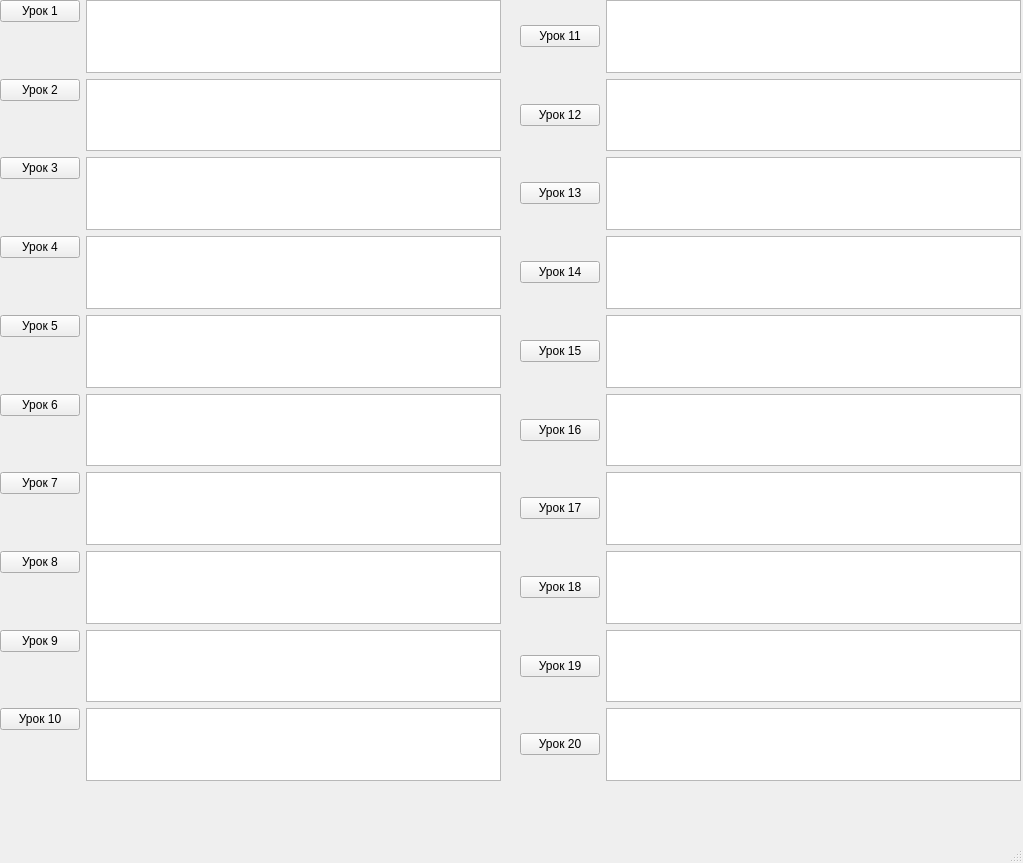
Before: the Qt Designer form ui/Test.ui in saHyok/School_Project, drawn with Qt 5.
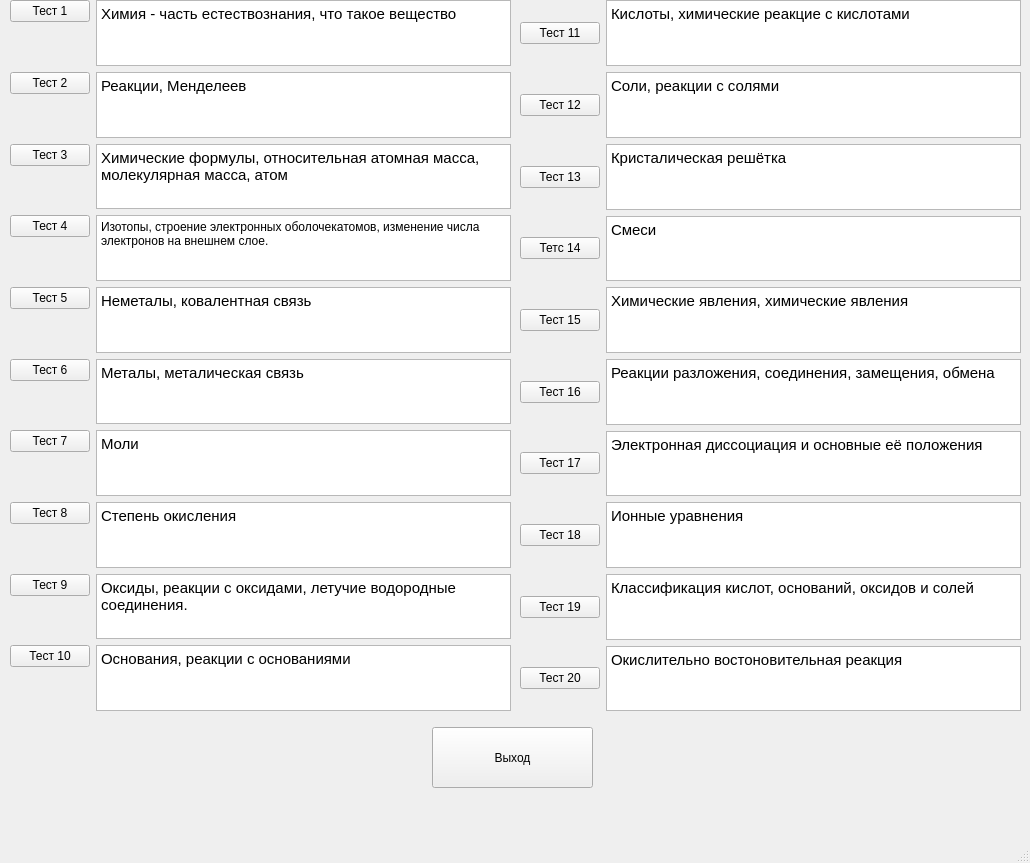
After: the same form once the commit is applied.

What changed in the file:
```diff
--- a/ui/Test.ui
+++ b/ui/Test.ui
@@ -6,7 +6,7 @@
    <rect>
     <x>0</x>
     <y>0</y>
-    <width>1023</width>
+    <width>1030</width>
     <height>863</height>
    </rect>
   </property>
@@ -14,237 +14,410 @@
    <string>MainWindow</string>
   </property>
   <widget class="QWidget" name="centralwidget">
-   <widget class="QWidget" name="">
+   <widget class="QWidget" name="layoutWidget">
     <property name="geometry">
      <rect>
-      <x>0</x>
+      <x>10</x>
       <y>0</y>
       <width>501</width>
-      <height>781</height>
+      <height>711</height>
      </rect>
     </property>
     <layout class="QFormLayout" name="formLayout">
      <item row="0" column="0">
       <widget class="QPushButton" name="pushButton_1">
        <property name="text">
-        <string>Урок 1</string>
+        <string>Тест 1</string>
        </property>
       </widget>
      </item>
      <item row="0" column="1">
-      <widget class="QTextEdit" name="textEdit_6"/>
+      <widget class="QTextBrowser" name="textBrowser">
+       <property name="html">
+        <string>&lt;!DOCTYPE HTML PUBLIC &quot;-//W3C//DTD HTML 4.0//EN&quot; &quot;http://www.w3.org/TR/REC-html40/strict.dtd&quot;&gt;
+&lt;html&gt;&lt;head&gt;&lt;meta name=&quot;qrichtext&quot; content=&quot;1&quot; /&gt;&lt;style type=&quot;text/css&quot;&gt;
+p, li { white-space: pre-wrap; }
+&lt;/style&gt;&lt;/head&gt;&lt;body style=&quot; font-family:'MS Shell Dlg 2'; font-size:7.8pt; font-weight:400; font-style:normal;&quot;&gt;
+&lt;p style=&quot; margin-top:0px; margin-bottom:0px; margin-left:0px; margin-right:0px; -qt-block-indent:0; text-indent:0px;&quot;&gt;&lt;span style=&quot; font-size:11pt;&quot;&gt;Химия - часть естествознания, что такое вещество&lt;/span&gt;&lt;/p&gt;&lt;/body&gt;&lt;/html&gt;</string>
+       </property>
+      </widget>
      </item>
      <item row="1" column="0">
       <widget class="QPushButton" name="pushButton_2">
        <property name="text">
-        <string>Урок 2</string>
+        <string>Тест 2</string>
        </property>
       </widget>
      </item>
      <item row="1" column="1">
-      <widget class="QTextEdit" name="textEdit_2"/>
+      <widget class="QTextBrowser" name="textBrowser_4">
+       <property name="html">
+        <string>&lt;!DOCTYPE HTML PUBLIC &quot;-//W3C//DTD HTML 4.0//EN&quot; &quot;http://www.w3.org/TR/REC-html40/strict.dtd&quot;&gt;
+&lt;html&gt;&lt;head&gt;&lt;meta name=&quot;qrichtext&quot; content=&quot;1&quot; /&gt;&lt;style type=&quot;text/css&quot;&gt;
+p, li { white-space: pre-wrap; }
+&lt;/style&gt;&lt;/head&gt;&lt;body style=&quot; font-family:'MS Shell Dlg 2'; font-size:7.8pt; font-weight:400; font-style:normal;&quot;&gt;
+&lt;p style=&quot; margin-top:0px; margin-bottom:0px; margin-left:0px; margin-right:0px; -qt-block-indent:0; text-indent:0px;&quot;&gt;&lt;span style=&quot; font-size:11pt;&quot;&gt;Реакции, Менделеев&lt;/span&gt;&lt;/p&gt;&lt;/body&gt;&lt;/html&gt;</string>
+       </property>
+      </widget>
      </item>
      <item row="2" column="0">
       <widget class="QPushButton" name="pushButton_3">
        <property name="text">
-        <string>Урок 3</string>
+        <string>Тест 3</string>
        </property>
       </widget>
      </item>
      <item row="2" column="1">
-      <widget class="QTextEdit" name="textEdit_11"/>
+      <widget class="QTextBrowser" name="textBrowser_5">
+       <property name="html">
+        <string>&lt;!DOCTYPE HTML PUBLIC &quot;-//W3C//DTD HTML 4.0//EN&quot; &quot;http://www.w3.org/TR/REC-html40/strict.dtd&quot;&gt;
+&lt;html&gt;&lt;head&gt;&lt;meta name=&quot;qrichtext&quot; content=&quot;1&quot; /&gt;&lt;style type=&quot;text/css&quot;&gt;
+p, li { white-space: pre-wrap; }
+&lt;/style&gt;&lt;/head&gt;&lt;body style=&quot; font-family:'MS Shell Dlg 2'; font-size:7.8pt; font-weight:400; font-style:normal;&quot;&gt;
+&lt;p style=&quot; margin-top:0px; margin-bottom:0px; margin-left:0px; margin-right:0px; -qt-block-indent:0; text-indent:0px;&quot;&gt;&lt;span style=&quot; font-size:11pt;&quot;&gt;Химические формулы, относительная атомная масса, молекулярная масса, атом&lt;/span&gt;&lt;/p&gt;&lt;/body&gt;&lt;/html&gt;</string>
+       </property>
+      </widget>
      </item>
      <item row="3" column="0">
       <widget class="QPushButton" name="pushButton_4">
        <property name="text">
-        <string>Урок 4</string>
+        <string>Тест 4</string>
        </property>
       </widget>
      </item>
      <item row="3" column="1">
-      <widget class="QTextEdit" name="textEdit"/>
+      <widget class="QTextBrowser" name="textBrowser_6">
+       <property name="html">
+        <string>&lt;!DOCTYPE HTML PUBLIC &quot;-//W3C//DTD HTML 4.0//EN&quot; &quot;http://www.w3.org/TR/REC-html40/strict.dtd&quot;&gt;
+&lt;html&gt;&lt;head&gt;&lt;meta name=&quot;qrichtext&quot; content=&quot;1&quot; /&gt;&lt;style type=&quot;text/css&quot;&gt;
+p, li { white-space: pre-wrap; }
+&lt;/style&gt;&lt;/head&gt;&lt;body style=&quot; font-family:'MS Shell Dlg 2'; font-size:7.8pt; font-weight:400; font-style:normal;&quot;&gt;
+&lt;p style=&quot; margin-top:0px; margin-bottom:0px; margin-left:0px; margin-right:0px; -qt-block-indent:0; text-indent:0px;&quot;&gt;&lt;span style=&quot; font-size:9pt;&quot;&gt;Изотопы, строение электронных оболочекатомов, изменение числа электронов на внешнем слое.&lt;/span&gt;&lt;/p&gt;&lt;/body&gt;&lt;/html&gt;</string>
+       </property>
+      </widget>
      </item>
      <item row="4" column="0">
       <widget class="QPushButton" name="pushButton_5">
        <property name="text">
-        <string>Урок 5</string>
+        <string>Тест 5</string>
        </property>
       </widget>
      </item>
      <item row="4" column="1">
-      <widget class="QTextEdit" name="textEdit_7"/>
+      <widget class="QTextBrowser" name="textBrowser_7">
+       <property name="html">
+        <string>&lt;!DOCTYPE HTML PUBLIC &quot;-//W3C//DTD HTML 4.0//EN&quot; &quot;http://www.w3.org/TR/REC-html40/strict.dtd&quot;&gt;
+&lt;html&gt;&lt;head&gt;&lt;meta name=&quot;qrichtext&quot; content=&quot;1&quot; /&gt;&lt;style type=&quot;text/css&quot;&gt;
+p, li { white-space: pre-wrap; }
+&lt;/style&gt;&lt;/head&gt;&lt;body style=&quot; font-family:'MS Shell Dlg 2'; font-size:7.8pt; font-weight:400; font-style:normal;&quot;&gt;
+&lt;p style=&quot; margin-top:0px; margin-bottom:0px; margin-left:0px; margin-right:0px; -qt-block-indent:0; text-indent:0px;&quot;&gt;&lt;span style=&quot; font-size:11pt;&quot;&gt;Неметалы, ковалентная связь&lt;/span&gt;&lt;/p&gt;&lt;/body&gt;&lt;/html&gt;</string>
+       </property>
+      </widget>
      </item>
      <item row="5" column="0">
       <widget class="QPushButton" name="pushButton_6">
        <property name="text">
-        <string>Урок 6</string>
+        <string>Тест 6</string>
        </property>
       </widget>
      </item>
      <item row="5" column="1">
-      <widget class="QTextEdit" name="textEdit_10"/>
+      <widget class="QTextBrowser" name="textBrowser_8">
+       <property name="html">
+        <string>&lt;!DOCTYPE HTML PUBLIC &quot;-//W3C//DTD HTML 4.0//EN&quot; &quot;http://www.w3.org/TR/REC-html40/strict.dtd&quot;&gt;
+&lt;html&gt;&lt;head&gt;&lt;meta name=&quot;qrichtext&quot; content=&quot;1&quot; /&gt;&lt;style type=&quot;text/css&quot;&gt;
+p, li { white-space: pre-wrap; }
+&lt;/style&gt;&lt;/head&gt;&lt;body style=&quot; font-family:'MS Shell Dlg 2'; font-size:7.8pt; font-weight:400; font-style:normal;&quot;&gt;
+&lt;p style=&quot; margin-top:0px; margin-bottom:0px; margin-left:0px; margin-right:0px; -qt-block-indent:0; text-indent:0px;&quot;&gt;&lt;span style=&quot; font-size:11pt;&quot;&gt;Металы, металическая связь&lt;/span&gt;&lt;/p&gt;&lt;/body&gt;&lt;/html&gt;</string>
+       </property>
+      </widget>
      </item>
      <item row="6" column="0">
       <widget class="QPushButton" name="pushButton_7">
        <property name="text">
-        <string>Урок 7</string>
+        <string>Тест 7</string>
        </property>
       </widget>
      </item>
      <item row="6" column="1">
-      <widget class="QTextEdit" name="textEdit_5"/>
+      <widget class="QTextBrowser" name="textBrowser_9">
+       <property name="html">
+        <string>&lt;!DOCTYPE HTML PUBLIC &quot;-//W3C//DTD HTML 4.0//EN&quot; &quot;http://www.w3.org/TR/REC-html40/strict.dtd&quot;&gt;
+&lt;html&gt;&lt;head&gt;&lt;meta name=&quot;qrichtext&quot; content=&quot;1&quot; /&gt;&lt;style type=&quot;text/css&quot;&gt;
+p, li { white-space: pre-wrap; }
+&lt;/style&gt;&lt;/head&gt;&lt;body style=&quot; font-family:'MS Shell Dlg 2'; font-size:7.8pt; font-weight:400; font-style:normal;&quot;&gt;
+&lt;p style=&quot; margin-top:0px; margin-bottom:0px; margin-left:0px; margin-right:0px; -qt-block-indent:0; text-indent:0px;&quot;&gt;&lt;span style=&quot; font-size:11pt;&quot;&gt;Моли&lt;/span&gt;&lt;/p&gt;&lt;/body&gt;&lt;/html&gt;</string>
+       </property>
+      </widget>
      </item>
      <item row="7" column="0">
       <widget class="QPushButton" name="pushButton_8">
        <property name="text">
-        <string>Урок 8</string>
+        <string>Тест 8</string>
        </property>
       </widget>
      </item>
      <item row="7" column="1">
-      <widget class="QTextEdit" name="textEdit_3"/>
+      <widget class="QTextBrowser" name="textBrowser_10">
+       <property name="html">
+        <string>&lt;!DOCTYPE HTML PUBLIC &quot;-//W3C//DTD HTML 4.0//EN&quot; &quot;http://www.w3.org/TR/REC-html40/strict.dtd&quot;&gt;
+&lt;html&gt;&lt;head&gt;&lt;meta name=&quot;qrichtext&quot; content=&quot;1&quot; /&gt;&lt;style type=&quot;text/css&quot;&gt;
+p, li { white-space: pre-wrap; }
+&lt;/style&gt;&lt;/head&gt;&lt;body style=&quot; font-family:'MS Shell Dlg 2'; font-size:7.8pt; font-weight:400; font-style:normal;&quot;&gt;
+&lt;p style=&quot; margin-top:0px; margin-bottom:0px; margin-left:0px; margin-right:0px; -qt-block-indent:0; text-indent:0px;&quot;&gt;&lt;span style=&quot; font-size:11pt;&quot;&gt;Степень окисления&lt;/span&gt;&lt;/p&gt;&lt;/body&gt;&lt;/html&gt;</string>
+       </property>
+      </widget>
+     </item>
+     <item row="8" column="1">
+      <widget class="QTextBrowser" name="textBrowser_11">
+       <property name="html">
+        <string>&lt;!DOCTYPE HTML PUBLIC &quot;-//W3C//DTD HTML 4.0//EN&quot; &quot;http://www.w3.org/TR/REC-html40/strict.dtd&quot;&gt;
+&lt;html&gt;&lt;head&gt;&lt;meta name=&quot;qrichtext&quot; content=&quot;1&quot; /&gt;&lt;style type=&quot;text/css&quot;&gt;
+p, li { white-space: pre-wrap; }
+&lt;/style&gt;&lt;/head&gt;&lt;body style=&quot; font-family:'MS Shell Dlg 2'; font-size:7.8pt; font-weight:400; font-style:normal;&quot;&gt;
+&lt;p style=&quot; margin-top:0px; margin-bottom:0px; margin-left:0px; margin-right:0px; -qt-block-indent:0; text-indent:0px;&quot;&gt;&lt;span style=&quot; font-size:11pt;&quot;&gt;Оксиды, реакции с оксидами, летучие водородные соединения.&lt;/span&gt;&lt;/p&gt;&lt;/body&gt;&lt;/html&gt;</string>
+       </property>
+      </widget>
      </item>
      <item row="9" column="0">
       <widget class="QPushButton" name="pushButton_10">
        <property name="text">
-        <string>Урок 10</string>
+        <string>Тест 10</string>
        </property>
       </widget>
      </item>
      <item row="9" column="1">
-      <widget class="QTextEdit" name="textEdit_4"/>
+      <widget class="QTextBrowser" name="textBrowser_12">
+       <property name="html">
+        <string>&lt;!DOCTYPE HTML PUBLIC &quot;-//W3C//DTD HTML 4.0//EN&quot; &quot;http://www.w3.org/TR/REC-html40/strict.dtd&quot;&gt;
+&lt;html&gt;&lt;head&gt;&lt;meta name=&quot;qrichtext&quot; content=&quot;1&quot; /&gt;&lt;style type=&quot;text/css&quot;&gt;
+p, li { white-space: pre-wrap; }
+&lt;/style&gt;&lt;/head&gt;&lt;body style=&quot; font-family:'MS Shell Dlg 2'; font-size:7.8pt; font-weight:400; font-style:normal;&quot;&gt;
+&lt;p style=&quot; margin-top:0px; margin-bottom:0px; margin-left:0px; margin-right:0px; -qt-block-indent:0; text-indent:0px;&quot;&gt;&lt;span style=&quot; font-size:11pt;&quot;&gt;Основания, реакции с основаниями&lt;/span&gt;&lt;/p&gt;&lt;/body&gt;&lt;/html&gt;</string>
+       </property>
+      </widget>
      </item>
      <item row="8" column="0">
       <widget class="QPushButton" name="pushButton_9">
        <property name="text">
-        <string>Урок 9</string>
+        <string>Тест 9</string>
        </property>
       </widget>
      </item>
-     <item row="8" column="1">
-      <widget class="QTextBrowser" name="textBrowser"/>
-     </item>
     </layout>
    </widget>
-   <widget class="QWidget" name="">
+   <widget class="QWidget" name="layoutWidget">
     <property name="geometry">
      <rect>
       <x>520</x>
       <y>0</y>
       <width>501</width>
-      <height>781</height>
+      <height>711</height>
      </rect>
     </property>
     <layout class="QGridLayout" name="gridLayout">
-     <item row="4" column="1">
-      <widget class="QTextEdit" name="textEdit_16"/>
-     </item>
-     <item row="0" column="1">
-      <widget class="QTextEdit" name="textEdit_15"/>
-     </item>
-     <item row="2" column="1">
-      <widget class="QTextEdit" name="textEdit_8"/>
-     </item>
-     <item row="3" column="1">
-      <widget class="QTextEdit" name="textEdit_12"/>
-     </item>
-     <item row="1" column="1">
-      <widget class="QTextEdit" name="textEdit_9"/>
-     </item>
-     <item row="5" column="1">
-      <widget class="QTextEdit" name="textEdit_14"/>
-     </item>
-     <item row="6" column="1">
-      <widget class="QTextEdit" name="textEdit_13"/>
-     </item>
-     <item row="7" column="1">
-      <widget class="QTextEdit" name="textEdit_17"/>
-     </item>
      <item row="8" column="0">
       <widget class="QPushButton" name="pushButton_19">
        <property name="text">
-        <string>Урок 19</string>
+        <string>Тест 19</string>
        </property>
       </widget>
      </item>
      <item row="3" column="0">
       <widget class="QPushButton" name="pushButton_14">
        <property name="text">
-        <string>Урок 14</string>
-       </property>
-      </widget>
-     </item>
-     <item row="0" column="0">
-      <widget class="QPushButton" name="pushButton_11">
-       <property name="text">
-        <string>Урок 11</string>
+        <string>Тетс 14</string>
        </property>
       </widget>
      </item>
      <item row="4" column="0">
       <widget class="QPushButton" name="pushButton_15">
        <property name="text">
-        <string>Урок 15</string>
+        <string>Тест 15</string>
        </property>
       </widget>
      </item>
-     <item row="5" column="0">
-      <widget class="QPushButton" name="pushButton_16">
+     <item row="0" column="0">
+      <widget class="QPushButton" name="pushButton_11">
        <property name="text">
-        <string>Урок 16</string>
+        <string>Тест 11</string>
+       </property>
+      </widget>
+     </item>
+     <item row="6" column="0">
+      <widget class="QPushButton" name="pushButton_17">
+       <property name="text">
+        <string>Тест 17</string>
        </property>
       </widget>
      </item>
      <item row="2" column="0">
       <widget class="QPushButton" name="pushButton_13">
        <property name="text">
-        <string>Урок 13</string>
+        <string>Тест 13</string>
        </property>
       </widget>
      </item>
      <item row="1" column="0">
       <widget class="QPushButton" name="pushButton_12">
        <property name="text">
-        <string>Урок 12</string>
+        <string>Тест 12</string>
        </property>
       </widget>
      </item>
      <item row="7" column="0">
       <widget class="QPushButton" name="pushButton_18">
        <property name="text">
-        <string>Урок 18</string>
+        <string>Тест 18</string>
        </property>
       </widget>
      </item>
-     <item row="6" column="0">
-      <widget class="QPushButton" name="pushButton_17">
+     <item row="5" column="0">
+      <widget class="QPushButton" name="pushButton_16">
        <property name="text">
-        <string>Урок 17</string>
+        <string>Тест 16</string>
        </property>
       </widget>
      </item>
      <item row="9" column="0">
       <widget class="QPushButton" name="pushButton_20">
        <property name="text">
-        <string>Урок 20</string>
+        <string>Тест 20</string>
+       </property>
+      </widget>
+     </item>
+     <item row="1" column="1">
+      <widget class="QTextBrowser" name="textBrowser_2">
+       <property name="html">
+        <string>&lt;!DOCTYPE HTML PUBLIC &quot;-//W3C//DTD HTML 4.0//EN&quot; &quot;http://www.w3.org/TR/REC-html40/strict.dtd&quot;&gt;
+&lt;html&gt;&lt;head&gt;&lt;meta name=&quot;qrichtext&quot; content=&quot;1&quot; /&gt;&lt;style type=&quot;text/css&quot;&gt;
+p, li { white-space: pre-wrap; }
+&lt;/style&gt;&lt;/head&gt;&lt;body style=&quot; font-family:'MS Shell Dlg 2'; font-size:7.8pt; font-weight:400; font-style:normal;&quot;&gt;
+&lt;p style=&quot; margin-top:0px; margin-bottom:0px; margin-left:0px; margin-right:0px; -qt-block-indent:0; text-indent:0px;&quot;&gt;&lt;span style=&quot; font-size:11pt;&quot;&gt;Соли, реакции с солями&lt;/span&gt;&lt;/p&gt;&lt;/body&gt;&lt;/html&gt;</string>
+       </property>
+      </widget>
+     </item>
+     <item row="0" column="1">
+      <widget class="QTextBrowser" name="textBrowser_3">
+       <property name="html">
+        <string>&lt;!DOCTYPE HTML PUBLIC &quot;-//W3C//DTD HTML 4.0//EN&quot; &quot;http://www.w3.org/TR/REC-html40/strict.dtd&quot;&gt;
+&lt;html&gt;&lt;head&gt;&lt;meta name=&quot;qrichtext&quot; content=&quot;1&quot; /&gt;&lt;style type=&quot;text/css&quot;&gt;
+p, li { white-space: pre-wrap; }
+&lt;/style&gt;&lt;/head&gt;&lt;body style=&quot; font-family:'MS Shell Dlg 2'; font-size:7.8pt; font-weight:400; font-style:normal;&quot;&gt;
+&lt;p style=&quot; margin-top:0px; margin-bottom:0px; margin-left:0px; margin-right:0px; -qt-block-indent:0; text-indent:0px;&quot;&gt;&lt;span style=&quot; font-size:11pt;&quot;&gt;Кислоты, химические реакцие с кислотами&lt;/span&gt;&lt;/p&gt;&lt;/body&gt;&lt;/html&gt;</string>
+       </property>
+      </widget>
+     </item>
+     <item row="2" column="1">
+      <widget class="QTextBrowser" name="textBrowser_13">
+       <property name="html">
+        <string>&lt;!DOCTYPE HTML PUBLIC &quot;-//W3C//DTD HTML 4.0//EN&quot; &quot;http://www.w3.org/TR/REC-html40/strict.dtd&quot;&gt;
+&lt;html&gt;&lt;head&gt;&lt;meta name=&quot;qrichtext&quot; content=&quot;1&quot; /&gt;&lt;style type=&quot;text/css&quot;&gt;
+p, li { white-space: pre-wrap; }
+&lt;/style&gt;&lt;/head&gt;&lt;body style=&quot; font-family:'MS Shell Dlg 2'; font-size:7.8pt; font-weight:400; font-style:normal;&quot;&gt;
+&lt;p style=&quot; margin-top:0px; margin-bottom:0px; margin-left:0px; margin-right:0px; -qt-block-indent:0; text-indent:0px;&quot;&gt;&lt;span style=&quot; font-size:11pt;&quot;&gt;Кристалическая решётка&lt;/span&gt;&lt;/p&gt;&lt;/body&gt;&lt;/html&gt;</string>
+       </property>
+      </widget>
+     </item>
+     <item row="3" column="1">
+      <widget class="QTextBrowser" name="textBrowser_14">
+       <property name="html">
+        <string>&lt;!DOCTYPE HTML PUBLIC &quot;-//W3C//DTD HTML 4.0//EN&quot; &quot;http://www.w3.org/TR/REC-html40/strict.dtd&quot;&gt;
+&lt;html&gt;&lt;head&gt;&lt;meta name=&quot;qrichtext&quot; content=&quot;1&quot; /&gt;&lt;style type=&quot;text/css&quot;&gt;
+p, li { white-space: pre-wrap; }
+&lt;/style&gt;&lt;/head&gt;&lt;body style=&quot; font-family:'MS Shell Dlg 2'; font-size:7.8pt; font-weight:400; font-style:normal;&quot;&gt;
+&lt;p style=&quot; margin-top:0px; margin-bottom:0px; margin-left:0px; margin-right:0px; -qt-block-indent:0; text-indent:0px;&quot;&gt;&lt;span style=&quot; font-size:11pt;&quot;&gt;Смеси&lt;/span&gt;&lt;/p&gt;&lt;/body&gt;&lt;/html&gt;</string>
+       </property>
+      </widget>
+     </item>
+     <item row="4" column="1">
+      <widget class="QTextBrowser" name="textBrowser_15">
+       <property name="html">
+        <string>&lt;!DOCTYPE HTML PUBLIC &quot;-//W3C//DTD HTML 4.0//EN&quot; &quot;http://www.w3.org/TR/REC-html40/strict.dtd&quot;&gt;
+&lt;html&gt;&lt;head&gt;&lt;meta name=&quot;qrichtext&quot; content=&quot;1&quot; /&gt;&lt;style type=&quot;text/css&quot;&gt;
+p, li { white-space: pre-wrap; }
+&lt;/style&gt;&lt;/head&gt;&lt;body style=&quot; font-family:'MS Shell Dlg 2'; font-size:7.8pt; font-weight:400; font-style:normal;&quot;&gt;
+&lt;p style=&quot; margin-top:0px; margin-bottom:0px; margin-left:0px; margin-right:0px; -qt-block-indent:0; text-indent:0px;&quot;&gt;&lt;span style=&quot; font-size:11pt;&quot;&gt;Химические явления, химические явления&lt;/span&gt;&lt;/p&gt;&lt;/body&gt;&lt;/html&gt;</string>
+       </property>
+      </widget>
+     </item>
+     <item row="5" column="1">
+      <widget class="QTextBrowser" name="textBrowser_16">
+       <property name="html">
+        <string>&lt;!DOCTYPE HTML PUBLIC &quot;-//W3C//DTD HTML 4.0//EN&quot; &quot;http://www.w3.org/TR/REC-html40/strict.dtd&quot;&gt;
+&lt;html&gt;&lt;head&gt;&lt;meta name=&quot;qrichtext&quot; content=&quot;1&quot; /&gt;&lt;style type=&quot;text/css&quot;&gt;
+p, li { white-space: pre-wrap; }
+&lt;/style&gt;&lt;/head&gt;&lt;body style=&quot; font-family:'MS Shell Dlg 2'; font-size:7.8pt; font-weight:400; font-style:normal;&quot;&gt;
+&lt;p style=&quot; margin-top:0px; margin-bottom:0px; margin-left:0px; margin-right:0px; -qt-block-indent:0; text-indent:0px;&quot;&gt;&lt;span style=&quot; font-size:11pt;&quot;&gt;Реакции разложения, соединения, замещения, обмена&lt;/span&gt;&lt;/p&gt;&lt;/body&gt;&lt;/html&gt;</string>
+       </property>
+      </widget>
+     </item>
+     <item row="6" column="1">
+      <widget class="QTextBrowser" name="textBrowser_17">
+       <property name="html">
+        <string>&lt;!DOCTYPE HTML PUBLIC &quot;-//W3C//DTD HTML 4.0//EN&quot; &quot;http://www.w3.org/TR/REC-html40/strict.dtd&quot;&gt;
+&lt;html&gt;&lt;head&gt;&lt;meta name=&quot;qrichtext&quot; content=&quot;1&quot; /&gt;&lt;style type=&quot;text/css&quot;&gt;
+p, li { white-space: pre-wrap; }
+&lt;/style&gt;&lt;/head&gt;&lt;body style=&quot; font-family:'MS Shell Dlg 2'; font-size:7.8pt; font-weight:400; font-style:normal;&quot;&gt;
+&lt;p style=&quot; margin-top:0px; margin-bottom:0px; margin-left:0px; margin-right:0px; -qt-block-indent:0; text-indent:0px;&quot;&gt;&lt;span style=&quot; font-size:11pt;&quot;&gt;Электронная диссоциация и основные её положения&lt;/span&gt;&lt;/p&gt;&lt;/body&gt;&lt;/html&gt;</string>
+       </property>
+      </widget>
+     </item>
+     <item row="7" column="1">
+      <widget class="QTextBrowser" name="textBrowser_18">
+       <property name="html">
+        <string>&lt;!DOCTYPE HTML PUBLIC &quot;-//W3C//DTD HTML 4.0//EN&quot; &quot;http://www.w3.org/TR/REC-html40/strict.dtd&quot;&gt;
+&lt;html&gt;&lt;head&gt;&lt;meta name=&quot;qrichtext&quot; content=&quot;1&quot; /&gt;&lt;style type=&quot;text/css&quot;&gt;
+p, li { white-space: pre-wrap; }
+&lt;/style&gt;&lt;/head&gt;&lt;body style=&quot; font-family:'MS Shell Dlg 2'; font-size:7.8pt; font-weight:400; font-style:normal;&quot;&gt;
+&lt;p style=&quot; margin-top:0px; margin-bottom:0px; margin-left:0px; margin-right:0px; -qt-block-indent:0; text-indent:0px;&quot;&gt;&lt;span style=&quot; font-size:11pt;&quot;&gt;Ионные уравнения&lt;/span&gt;&lt;/p&gt;&lt;/body&gt;&lt;/html&gt;</string>
        </property>
       </widget>
      </item>
      <item row="8" column="1">
-      <widget class="QTextBrowser" name="textBrowser_2"/>
+      <widget class="QTextBrowser" name="textBrowser_19">
+       <property name="html">
+        <string>&lt;!DOCTYPE HTML PUBLIC &quot;-//W3C//DTD HTML 4.0//EN&quot; &quot;http://www.w3.org/TR/REC-html40/strict.dtd&quot;&gt;
+&lt;html&gt;&lt;head&gt;&lt;meta name=&quot;qrichtext&quot; content=&quot;1&quot; /&gt;&lt;style type=&quot;text/css&quot;&gt;
+p, li { white-space: pre-wrap; }
+&lt;/style&gt;&lt;/head&gt;&lt;body style=&quot; font-family:'MS Shell Dlg 2'; font-size:7.8pt; font-weight:400; font-style:normal;&quot;&gt;
+&lt;p style=&quot; margin-top:0px; margin-bottom:0px; margin-left:0px; margin-right:0px; -qt-block-indent:0; text-indent:0px;&quot;&gt;&lt;span style=&quot; font-size:11pt;&quot;&gt;Классификация кислот, оснований, оксидов и солей&lt;/span&gt;&lt;/p&gt;&lt;/body&gt;&lt;/html&gt;</string>
+       </property>
+      </widget>
      </item>
      <item row="9" column="1">
-      <widget class="QTextBrowser" name="textBrowser_3"/>
+      <widget class="QTextBrowser" name="textBrowser_20">
+       <property name="html">
+        <string>&lt;!DOCTYPE HTML PUBLIC &quot;-//W3C//DTD HTML 4.0//EN&quot; &quot;http://www.w3.org/TR/REC-html40/strict.dtd&quot;&gt;
+&lt;html&gt;&lt;head&gt;&lt;meta name=&quot;qrichtext&quot; content=&quot;1&quot; /&gt;&lt;style type=&quot;text/css&quot;&gt;
+p, li { white-space: pre-wrap; }
+&lt;/style&gt;&lt;/head&gt;&lt;body style=&quot; font-family:'MS Shell Dlg 2'; font-size:7.8pt; font-weight:400; font-style:normal;&quot;&gt;
+&lt;p style=&quot; margin-top:0px; margin-bottom:0px; margin-left:0px; margin-right:0px; -qt-block-indent:0; text-indent:0px;&quot;&gt;&lt;span style=&quot; font-size:11pt;&quot;&gt;Окислительно востоновительная реакция&lt;/span&gt;&lt;/p&gt;&lt;/body&gt;&lt;/html&gt;</string>
+       </property>
+      </widget>
      </item>
     </layout>
    </widget>
+   <widget class="QPushButton" name="pushButton_exit">
+    <property name="geometry">
+     <rect>
+      <x>432</x>
+      <y>727</y>
+      <width>161</width>
+      <height>61</height>
+     </rect>
+    </property>
+    <property name="text">
+     <string>Выход</string>
+    </property>
+   </widget>
   </widget>
   <widget class="QMenuBar" name="menubar">
    <property name="geometry">
     <rect>
      <x>0</x>
      <y>0</y>
-     <width>1023</width>
+     <width>1030</width>
      <height>26</height>
     </rect>
    </property>
```
